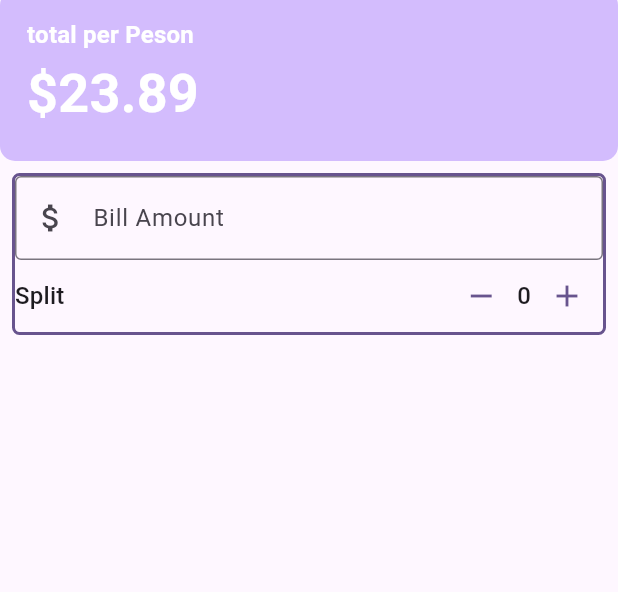
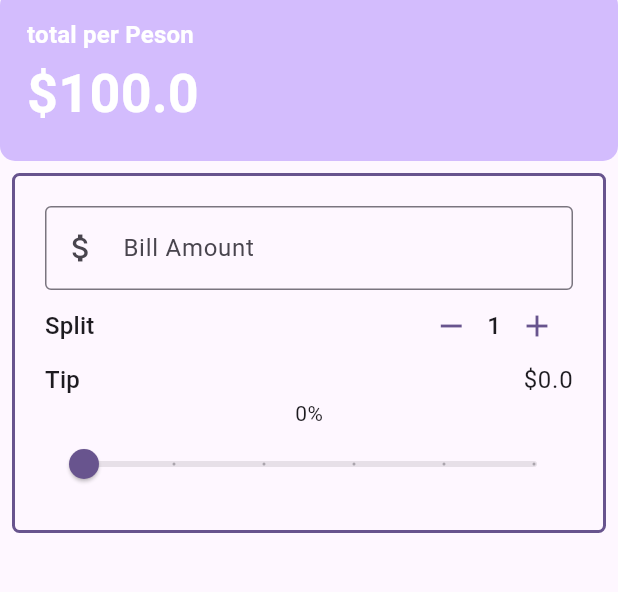
Before and after one commit to LuckyKhanyile/UTip, a Flutter app: the screen it shows after launch, after a tap on the "remove" icon, on a phone screen of 412 x 824 dp, the part 94-686 px from its top. Run offline on Flutter 3.47's test engine with Material 3 defaults, Android fonts, the phone set to English and light mode, and no system bars.

```diff
--- /dev/null
+++ b/lib/bill_amount_field.dart
@@ -0,0 +1,23 @@
+import 'package:flutter/material.dart';
+
+class BillAmountTextField extends StatelessWidget {
+  const BillAmountTextField({
+    super.key, required this.billamount, required this.onChanged,
+  });
+
+  final String billamount;
+  final ValueChanged<String> onChanged;
+
+  @override
+  Widget build(BuildContext context) {
+    return TextField(
+     decoration: const InputDecoration(
+       border: OutlineInputBorder(),
+       prefixIcon: Icon(Icons.attach_money),
+       labelText: 'Bill Amount',
+     ),
+     keyboardType: TextInputType.number,
+     onChanged: onChanged
+    );
+  }
+}
--- a/lib/main.dart
+++ b/lib/main.dart
@@ -1,8 +1,8 @@
-import 'dart:io';
-
+import 'package:flutter/foundation.dart';
 import 'package:flutter/material.dart';
-import 'package:flutter/widgets.dart';
-//import 'package:flutter/widgets.dart';
+import 'package:utip/bill_amount_field.dart';
+import 'package:utip/person_counter.dart';
+import 'package:utip/tip_slider.dart';
 
 void main() {
   runApp(const MyApp());
@@ -35,6 +35,12 @@ class UTip extends StatefulWidget {
 
 class _UTipState extends State<UTip> {
   int _personCount = 1;
+  double _tipPercentage = 0;
+  double _billTotal = 100.0;
+
+  double totalPerPerson(){
+    return (_billTotal*_tipPercentage+_billTotal)/_personCount;
+  }
 
   //Methods
   void increment(){
@@ -45,7 +51,7 @@ class _UTipState extends State<UTip> {
 
   void decrement(){
     setState(() {
-      if(_personCount>0){
+      if(_personCount>1){
         _personCount--;
       }
 
@@ -56,7 +62,7 @@ class _UTipState extends State<UTip> {
   @override
   Widget build(BuildContext context) {
     var theme = Theme.of(context);
-
+    double total = totalPerPerson();
     final style = theme.textTheme.titleMedium!.copyWith(
       color: theme.colorScheme.onPrimary,
       fontWeight: FontWeight.bold,
@@ -83,7 +89,7 @@ class _UTipState extends State<UTip> {
               children: [
 
                 Text("total per Peson",style: style,),
-                Text("\$23.89", style: style.copyWith(
+                Text("\$$total", style: style.copyWith(
                   color: theme.colorScheme.onPrimary,
                   fontSize: theme.textTheme.displaySmall?.fontSize
                 ),),
@@ -93,8 +99,8 @@ class _UTipState extends State<UTip> {
         Padding(
                   padding: const EdgeInsets.all(8.0),
                   child: Container(
-
-                   decoration: BoxDecoration(
+                  padding: const EdgeInsets.all(20),
+                  decoration: BoxDecoration(
                       borderRadius: BorderRadius.circular(5),
                       border:Border.all(
                         color: theme.colorScheme.primary,
@@ -104,36 +110,31 @@ class _UTipState extends State<UTip> {
                   child: Column(
                     mainAxisAlignment: MainAxisAlignment.start,
                     children: [
-
-                     TextField(
-                      decoration: const InputDecoration(
-                        border: OutlineInputBorder(),
-                        prefixIcon: Icon(Icons.attach_money),
-                        labelText: 'Bill Amount',
-                      ),
-                      keyboardType: TextInputType.number,
-                      onChanged: (String value) {},
+                    //== Bill Amount Text Field
+                     BillAmountTextField(billamount: _billTotal.toString(),
+                     onChanged: (String value) {
+                      setState(() {
+                        _billTotal=double.parse(value);
+                      });
+                      },
                      ),
 
+                    PersonCounter(theme: theme, personCount: _personCount,
+                    onDecreament: decrement, onIncreament: increment)
+                    ,
+                     // == section  Tip ==
                     Row(
-                      mainAxisAlignment: MainAxisAlignment.spaceBetween,
-                      children: [
-                        Text('Split',
-                        style: theme.textTheme.titleMedium,),
-                         Row(
+                          mainAxisAlignment:MainAxisAlignment.spaceBetween,
+                          children: [
+                          Text('Tip',style: theme.textTheme.titleMedium,),
+                          Text("\$${_tipPercentage*_billTotal}", style: theme.textTheme.bodyLarge)
+                          ],
+                      ),
 
-                          children: [
-                            IconButton(
-                              color: theme.colorScheme.primary,
-                              onPressed:decrement, icon: const Icon(Icons.remove)),
-                            Text(_personCount.toString(), style: theme.textTheme.titleMedium,),
-                            IconButton(
-                              color: theme.colorScheme.primary,
-                            onPressed: increment, icon: const Icon(Icons.add))
-                          ],
-                        )
-                      ],
-                    )
+                      // == Slider Text==
+                      Text('${(_tipPercentage*100).round()}%'),
+                      //== Tip Slider ==
+                      TipSlider(tipPercentage: _tipPercentage, onChanged: (double value) { setState(() {_tipPercentage=value;});})
                     ],
                   ),
                   ),
--- /dev/null
+++ b/lib/person_counter.dart
@@ -0,0 +1,38 @@
+import 'package:flutter/material.dart';
+
+class PersonCounter extends StatelessWidget {
+  const PersonCounter({
+    super.key,
+    required this.theme,
+    required int personCount,
+    required this.onIncreament, required this.onDecreament,
+  }) : _personCount = personCount;
+
+  final ThemeData theme;
+  final int _personCount;
+  final VoidCallback onIncreament;
+  final VoidCallback onDecreament;
+
+  @override
+  Widget build(BuildContext context) {
+    return Row(
+      mainAxisAlignment: MainAxisAlignment.spaceBetween,
+      children: [
+        Text('Split',
+        style: theme.textTheme.titleMedium,),
+         Row(
+
+          children: [
+            IconButton(
+              color: theme.colorScheme.primary,
+              onPressed:onDecreament, icon: const Icon(Icons.remove)),
+            Text(_personCount.toString(), style: theme.textTheme.titleMedium,),
+            IconButton(
+              color: theme.colorScheme.primary,
+            onPressed: onIncreament, icon: const Icon(Icons.add))
+          ],
+        )
+      ],
+    );
+  }
+}
--- /dev/null
+++ b/lib/tip_slider.dart
@@ -0,0 +1,22 @@
+import 'package:flutter/material.dart';
+
+class TipSlider extends StatelessWidget {
+  const TipSlider({
+    super.key,
+    required double tipPercentage, required this.onChanged,
+  }) : _tipPercentage = tipPercentage;
+
+  final double _tipPercentage;
+  final ValueChanged<double> onChanged;
+
+  @override
+  Widget build(BuildContext context) {
+    return Slider(value: _tipPercentage, onChanged: onChanged,
+    //onChanged: (value){
+     // setState(() {_tipPercentage=value;});
+    //},
+    min:0, max: 0.5, label: '${(_tipPercentage*100).round()}%', divisions: 5,
+
+    );
+  }
+}
```
